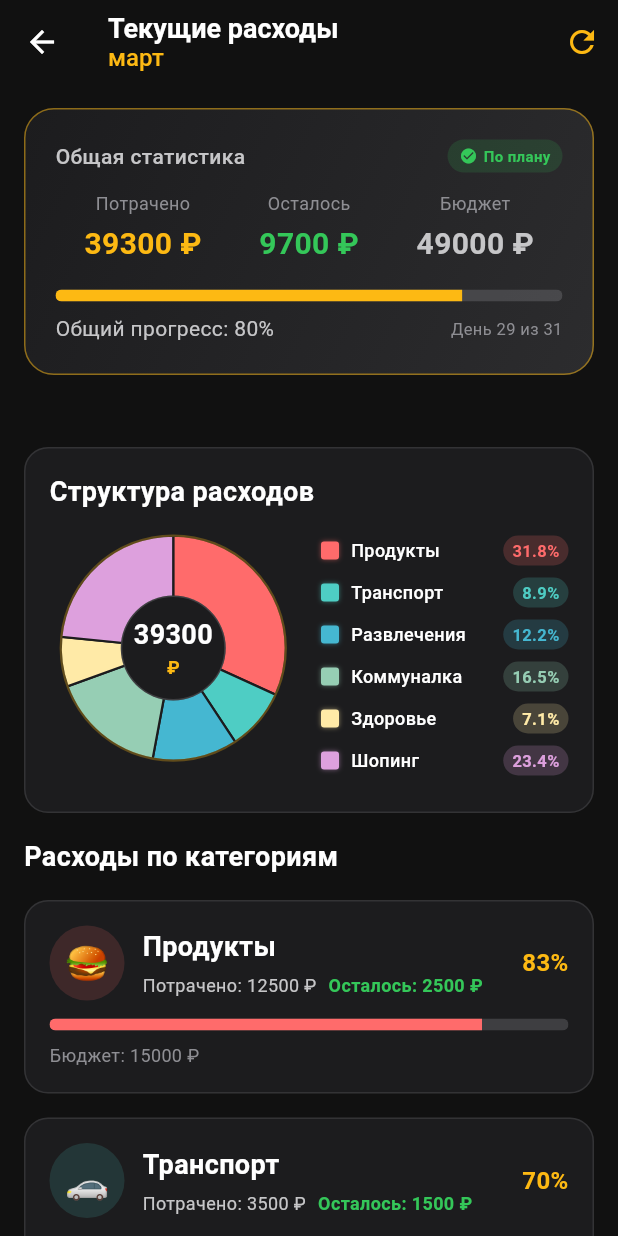
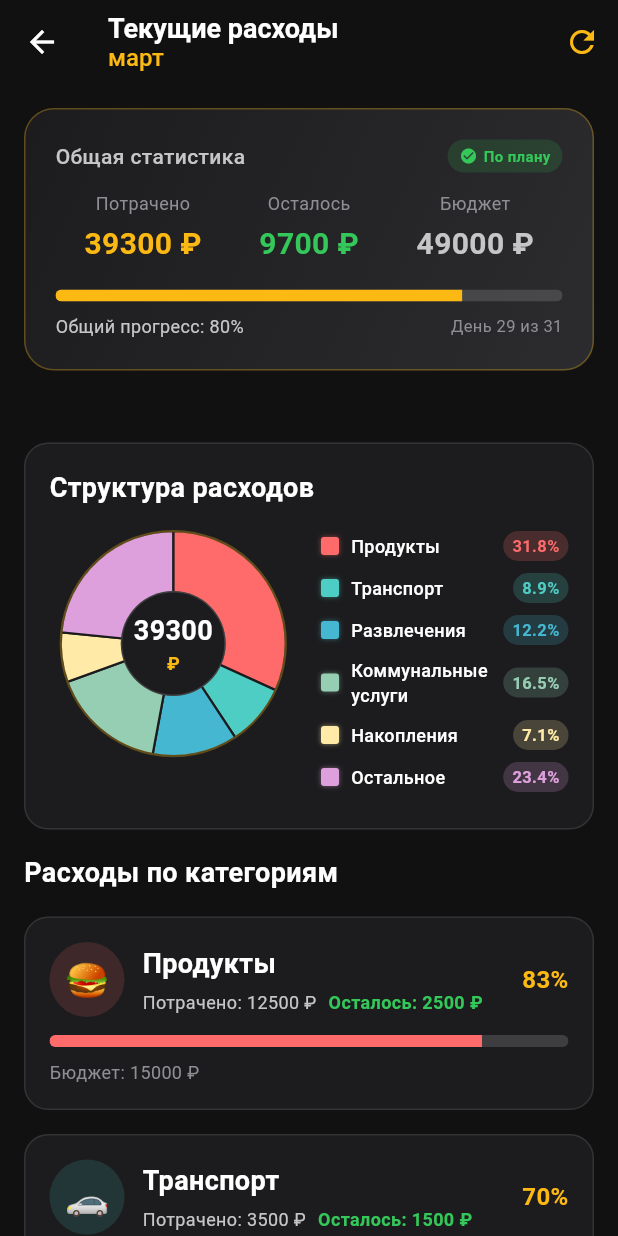
Before and after one commit to RimmaShumkova/finance_assistant, a Flutter app: the ExpensesScreen screen opened by its route, on a phone screen of 412 x 824 dp. Run offline on Flutter 3.47's test engine with Material 3 defaults, Android fonts, the phone set to English and light mode, and no system bars.

Commit message:
fix: expenses screen

```diff
--- a/lib/screens/expenses_screen.dart
+++ b/lib/screens/expenses_screen.dart
@@ -7,6 +7,7 @@ import 'package:finance_assistant/theme/app_theme.dart';
 
 class ExpensesScreen extends StatefulWidget {
   const ExpensesScreen({Key? key}) : super(key: key);
+
   @override
   State<ExpensesScreen> createState() => _ExpensesScreenState();
 }
@@ -26,8 +27,12 @@ class _ExpensesScreenState extends State<ExpensesScreen> {
   }
 
   String _getCurrentMonth() {
-    const months = ['январь', 'февраль', 'март', 'апрель', 'май', 'июнь', 'июль', 'август', 'сентябрь', 'октябрь', 'ноябрь', 'декабрь'];
-    return months[DateTime.now().month - 1];
+    final now = DateTime.now();
+    final months = [
+      'январь', 'февраль', 'март', 'апрель', 'май', 'июнь',
+      'июль', 'август', 'сентябрь', 'октябрь', 'ноябрь', 'декабрь'
+    ];
+    return months[now.month - 1];
   }
 
   Future<void> _loadData() async {
@@ -35,9 +40,13 @@ class _ExpensesScreenState extends State<ExpensesScreen> {
       _isLoading = true;
       _error = null;
     });
+
     try {
-      _categories = await _apiService.getTransactions();
-      setState(() => _isLoading = false);
+      final data = await _apiService.getTransactions();
+      setState(() {
+        _categories = data;
+        _isLoading = false;
+      });
     } catch (e) {
       setState(() {
         _error = e.toString();
@@ -46,9 +55,29 @@ class _ExpensesScreenState extends State<ExpensesScreen> {
     }
   }
 
-  Future<void> _refreshData() async => _loadData();
-  void _onEditPressed() => Navigator.pushNamed(context, '/budget');
-  void _onSavingsPressed() => ScaffoldMessenger.of(context).showSnackBar(AppTheme.successSnackBar('Накопления'));
+  Future<void> _refreshData() async {
+    await _loadData();
+  }
+
+  void _onEditPressed() {
+    // TODO: Открыть экран редактирования категорий
+    ScaffoldMessenger.of(context).showSnackBar(
+      const SnackBar(
+        content: Text('Редактирование категорий'),
+        backgroundColor: AppTheme.blackCard,
+      ),
+    );
+  }
+
+  void _onSavingsPressed() {
+    // TODO: Открыть экран накоплений
+    ScaffoldMessenger.of(context).showSnackBar(
+      const SnackBar(
+        content: Text('Накопления'),
+        backgroundColor: AppTheme.blackCard,
+      ),
+    );
+  }
 
   @override
   Widget build(BuildContext context) {
@@ -58,16 +87,41 @@ class _ExpensesScreenState extends State<ExpensesScreen> {
         title: Column(
           crossAxisAlignment: CrossAxisAlignment.start,
           children: [
-            const Text('Текущие расходы', style: AppTheme.appBarTitleStyle),
-            Text(_currentMonth, style: AppTheme.appBarMonthStyle),
+            const Text(
+              'Текущие расходы',
+              style: TextStyle(
+                fontWeight: FontWeight.bold,
+                color: AppTheme.white,
+                fontSize: 18,
+              ),
+            ),
+            Text(
+              _currentMonth,
+              style: TextStyle(
+                fontSize: 16,
+                color: AppTheme.yellow,
+                fontWeight: FontWeight.w500,
+              ),
+            ),
           ],
         ),
+        backgroundColor: AppTheme.black,
+        foregroundColor: AppTheme.white,
+        elevation: 0,
         actions: [
-          IconButton(icon: const Icon(Icons.refresh, color: AppTheme.yellow), onPressed: _refreshData, tooltip: 'Обновить'),
+          IconButton(
+            icon: const Icon(Icons.refresh, color: AppTheme.yellow),
+            onPressed: _refreshData,
+            tooltip: 'Обновить',
+          ),
         ],
       ),
       body: _isLoading
-        ? const Center(child: CircularProgressIndicator(color: AppTheme.yellow))
+          ? const Center(
+              child: CircularProgressIndicator(
+                color: AppTheme.yellow,
+              ),
+            )
           : _error != null
               ? _buildErrorWidget()
               : RefreshIndicator(
@@ -77,16 +131,29 @@ class _ExpensesScreenState extends State<ExpensesScreen> {
                   child: ListView(
                     physics: const AlwaysScrollableScrollPhysics(),
                     children: [
+                      // Общая статистика
                       _buildTotalStats(),
                       const SizedBox(height: 16),
-                      if (_categories.isNotEmpty) ExpenseChart(categories: _categories),
+                      // Круговая диаграмма
+                      if (_categories.isNotEmpty)
+                        ExpenseChart(categories: _categories),
+                      // Карточки категорий
                       const Padding(
                         padding: EdgeInsets.symmetric(horizontal: 16),
-                        child: Text('Расходы по категориям', style: TextStyle(fontSize: 18, fontWeight: FontWeight.bold, color: AppTheme.white)),
+                        child: Text(
+                          'Расходы по категориям',
+                          style: TextStyle(
+                            fontSize: 18,
+                            fontWeight: FontWeight.bold,
+                            color: AppTheme.white,
+                          ),
+                        ),
                       ),
                       const SizedBox(height: 8),
-                      ..._categories.map((category) => ExpenseCard(category: category)),
+                      ..._categories.map((category) =>
+                          ExpenseCard(category: category)),
                       const SizedBox(height: 16),
+                      // Кнопки действий
                       _buildActionButtons(),
                       const SizedBox(height: 80),
                     ],
@@ -96,45 +163,108 @@ class _ExpensesScreenState extends State<ExpensesScreen> {
   }
 
   Widget _buildActionButtons() {
-    return Padding(
-      padding: const EdgeInsets.symmetric(horizontal: 16),
+  return Padding(
+    padding: const EdgeInsets.symmetric(horizontal: 16),
+    child: ElevatedButton(
+      onPressed: _onEditPressed,
+      style: ElevatedButton.styleFrom(
+        backgroundColor: AppTheme.blackCard,
+        foregroundColor: AppTheme.white,
+        elevation: 0,
+        side: BorderSide(
+          color: AppTheme.yellow.withOpacity(0.5),
+          width: 1,
+        ),
+        shape: RoundedRectangleBorder(
+          borderRadius: BorderRadius.circular(12),
+        ),
+        padding: const EdgeInsets.symmetric(vertical: 14),
+      ),
       child: Row(
-        children: [
-          Expanded(child: ElevatedButton(onPressed: _onEditPressed, style: AppTheme.outlinedButton, child: const Row(mainAxisAlignment: MainAxisAlignment.center, children: [Icon(Icons.edit, size: 18), SizedBox(width: 8), Text('Редактировать')]))),
-          const SizedBox(width: 12),
-          Expanded(child: ElevatedButton(onPressed: _onSavingsPressed, style: AppTheme.yellowButtonMedium, child: const Row(mainAxisAlignment: MainAxisAlignment.center, children: [Icon(Icons.savings, size: 18), SizedBox(width: 8), Text('Накопления')]))),
+        mainAxisAlignment: MainAxisAlignment.center,
+        children: const [
+          Icon(Icons.edit, size: 18),
+          SizedBox(width: 8),
+          Text(
+            'Редактировать',
+            style: TextStyle(
+              fontSize: 14,
+              fontWeight: FontWeight.w600,
+            ),
+          ),
         ],
       ),
-    );
-  }
+    ),
+  );
+}
 
   Widget _buildTotalStats() {
     final totalSpent = _categories.fold(0.0, (sum, item) => sum + item.spent);
     final totalBudget = _categories.fold(0.0, (sum, item) => sum + item.budget);
     final totalRemaining = totalBudget - totalSpent;
     final totalPercentage = (totalSpent / totalBudget).clamp(0.0, 1.0);
+
+    // Получаем текущий день месяца
     final currentDay = DateTime.now().day;
-    final daysInMonth = DateTime.now().month == 2 ? (DateTime.now().year % 4 == 0 ? 29 : 28) : [4, 6, 9, 11].contains(DateTime.now().month) ? 30 : 31;
-    final isOnTrack = totalPercentage <= currentDay / daysInMonth + 0.1;
+    final daysInMonth = DateTime.now().month == 2
+        ? (DateTime.now().year % 4 == 0 ? 29 : 28)
+        : [4, 6, 9, 11].contains(DateTime.now().month) ? 30 : 31;
+
+    final dayProgress = currentDay / daysInMonth;
+    final isOnTrack = totalPercentage <= dayProgress + 0.1;
 
     return Container(
       margin: const EdgeInsets.all(16),
       padding: const EdgeInsets.all(20),
-      decoration: AppTheme.gradientCard,
+      decoration: BoxDecoration(
+        gradient: LinearGradient(
+          colors: [AppTheme.blackCard, AppTheme.blackSecondary],
+          begin: Alignment.topLeft,
+          end: Alignment.bottomRight,
+        ),
+        borderRadius: BorderRadius.circular(20),
+        border: Border.all(
+          color: AppTheme.yellow.withOpacity(0.3),
+          width: 1,
+        ),
+      ),
       child: Column(
         children: [
           Row(
             mainAxisAlignment: MainAxisAlignment.spaceBetween,
             children: [
-              const Text('Общая статистика', style: TextStyle(color: AppTheme.greyLight, fontSize: 14, fontWeight: FontWeight.w500)),
+              const Text(
+                'Общая статистика',
+                style: TextStyle(
+                  color: AppTheme.greyLight,
+                  fontSize: 14,
+                  fontWeight: FontWeight.w500,
+                ),
+              ),
               Container(
                 padding: const EdgeInsets.symmetric(horizontal: 8, vertical: 4),
-                decoration: AppTheme.statusBadge(isSuccess: isOnTrack),
+                decoration: BoxDecoration(
+                  color: isOnTrack
+                      ? AppTheme.green.withOpacity(0.15)
+                      : AppTheme.red.withOpacity(0.15),
+                  borderRadius: BorderRadius.circular(12),
+                ),
                 child: Row(
                   children: [
-                    Icon(isOnTrack ? Icons.check_circle : Icons.warning_amber, size: 12, color: isOnTrack ? AppTheme.green : AppTheme.red),
+                    Icon(
+                      isOnTrack ? Icons.check_circle : Icons.warning_amber,
+                      size: 12,
+                      color: isOnTrack ? AppTheme.green : AppTheme.red,
+                    ),
                     const SizedBox(width: 4),
-                    Text(isOnTrack ? 'По плану' : 'Перерасход', style: TextStyle(fontSize: 10, color: isOnTrack ? AppTheme.green : AppTheme.red, fontWeight: FontWeight.w600)),
+                    Text(
+                      isOnTrack ? 'По плану' : 'Перерасход',
+                      style: TextStyle(
+                        fontSize: 10,
+                        color: isOnTrack ? AppTheme.green : AppTheme.red,
+                        fontWeight: FontWeight.w600,
+                      ),
+                    ),
                   ],
                 ),
               ),
@@ -144,9 +274,21 @@ class _ExpensesScreenState extends State<ExpensesScreen> {
           Row(
             mainAxisAlignment: MainAxisAlignment.spaceAround,
             children: [
-              AppTheme.buildStatItem('Потрачено', '${totalSpent.toStringAsFixed(0)} ₽', AppTheme.yellow),
-              AppTheme.buildStatItem('Осталось', '${totalRemaining.toStringAsFixed(0)} ₽', totalRemaining < 0 ? AppTheme.red : AppTheme.green),
-              AppTheme.buildStatItem('Бюджет', '${totalBudget.toStringAsFixed(0)} ₽', AppTheme.greyLight),
+              _buildStatItem(
+                'Потрачено',
+                '${totalSpent.toStringAsFixed(0)} ₽',
+                AppTheme.yellow,
+              ),
+              _buildStatItem(
+                'Осталось',
+                '${totalRemaining.toStringAsFixed(0)} ₽',
+                totalRemaining < 0 ? AppTheme.red : AppTheme.green,
+              ),
+              _buildStatItem(
+                'Бюджет',
+                '${totalBudget.toStringAsFixed(0)} ₽',
+                AppTheme.greyLight,
+              ),
             ],
           ),
           const SizedBox(height: 16),
@@ -163,12 +305,47 @@ class _ExpensesScreenState extends State<ExpensesScreen> {
           Row(
             mainAxisAlignment: MainAxisAlignment.spaceBetween,
             children: [
-              Text('Общий прогресс: ${(totalPercentage * 100).toInt()}%', style: AppTheme.bodyMedium),
-              Text('День $currentDay из $daysInMonth', style: AppTheme.bodyXSmall),
+              Text(
+                'Общий прогресс: ${(totalPercentage * 100).toInt()}%',
+                style: TextStyle(
+                  color: AppTheme.greyLight,
+                  fontSize: 12,
+                ),
+              ),
+              Text(
+                'День $currentDay из $daysInMonth',
+                style: TextStyle(
+                  color: AppTheme.grey,
+                  fontSize: 11,
+                ),
+              ),
             ],
           ),
         ],
       ),
+    );
+  }
+
+  Widget _buildStatItem(String label, String value, Color color) {
+    return Column(
+      children: [
+        Text(
+          label,
+          style: TextStyle(
+            color: AppTheme.grey,
+            fontSize: 12,
+          ),
+        ),
+        const SizedBox(height: 4),
+        Text(
+          value,
+          style: TextStyle(
+            color: color,
+            fontSize: 20,
+            fontWeight: FontWeight.bold,
+          ),
+        ),
+      ],
     );
   }
 
@@ -177,13 +354,37 @@ class _ExpensesScreenState extends State<ExpensesScreen> {
       child: Column(
         mainAxisAlignment: MainAxisAlignment.center,
         children: [
-          Icon(Icons.error_outline, size: 64, color: AppTheme.grey),
+          Icon(
+            Icons.error_outline,
+            size: 64,
+            color: AppTheme.grey,
+          ),
           const SizedBox(height: 16),
-          const Text('Ошибка загрузки данных', style: TextStyle(fontSize: 18, color: AppTheme.white)),
+          Text(
+            'Ошибка загрузки данных',
+            style: TextStyle(
+              fontSize: 18,
+              color: AppTheme.white,
+            ),
+          ),
           const SizedBox(height: 8),
-          Text(_error ?? 'Неизвестная ошибка', style: AppTheme.bodyMedium, textAlign: TextAlign.center),
+          Text(
+            _error ?? 'Неизвестная ошибка',
+            style: TextStyle(
+              fontSize: 14,
+              color: AppTheme.grey,
+            ),
+            textAlign: TextAlign.center,
+          ),
           const SizedBox(height: 24),
-          ElevatedButton(onPressed: _loadData, style: AppTheme.retryButton, child: const Text('Попробовать снова')),
+          ElevatedButton(
+            onPressed: _loadData,
+            style: ElevatedButton.styleFrom(
+              backgroundColor: AppTheme.yellow,
+              foregroundColor: Colors.black,
+            ),
+            child: const Text('Попробовать снова'),
+          ),
         ],
       ),
     );
--- a/lib/services/api_service.dart
+++ b/lib/services/api_service.dart
@@ -56,7 +56,7 @@ class ApiService {
       ),
       ExpenseCategory(
         id: '4',
-        name: 'Коммуналка',
+        name: 'Коммунальные услуги',
         icon: '💡',
         color: 0xFF96CEB4,
         spent: 6500,
@@ -65,8 +65,8 @@ class ApiService {
       ),
       ExpenseCategory(
         id: '5',
-        name: 'Здоровье',
-        icon: '💊',
+        name: 'Накопления',
+        icon: '🏦',
         color: 0xFFFFEAA7,
         spent: 2800,
         budget: 4000,
@@ -74,8 +74,8 @@ class ApiService {
       ),
       ExpenseCategory(
         id: '6',
-        name: 'Шопинг',
-        icon: '🛍️',
+        name: 'Остальное',
+        icon: '📦',
         color: 0xFFDDA0DD,
         spent: 9200,
         budget: 10000,
--- a/lib/theme/app_theme.dart
+++ b/lib/theme/app_theme.dart
@@ -3,6 +3,7 @@ import 'package:flutter/material.dart';
 class AppTheme {
   // ==================== ОСНОВНЫЕ ЦВЕТА ====================
   static const Color black = Color(0xFF111111);
+  static const Color blackBg = Color(0xFF111111); // Добавлено - алиас для black
   static const Color blackCard = Color(0xFF1C1C1E);
   static const Color blackSecondary = Color(0xFF2C2C2E);
   static const Color blackLighter = Color(0xFF282828);
```
Also changed, not shown: pubspec.lock.
